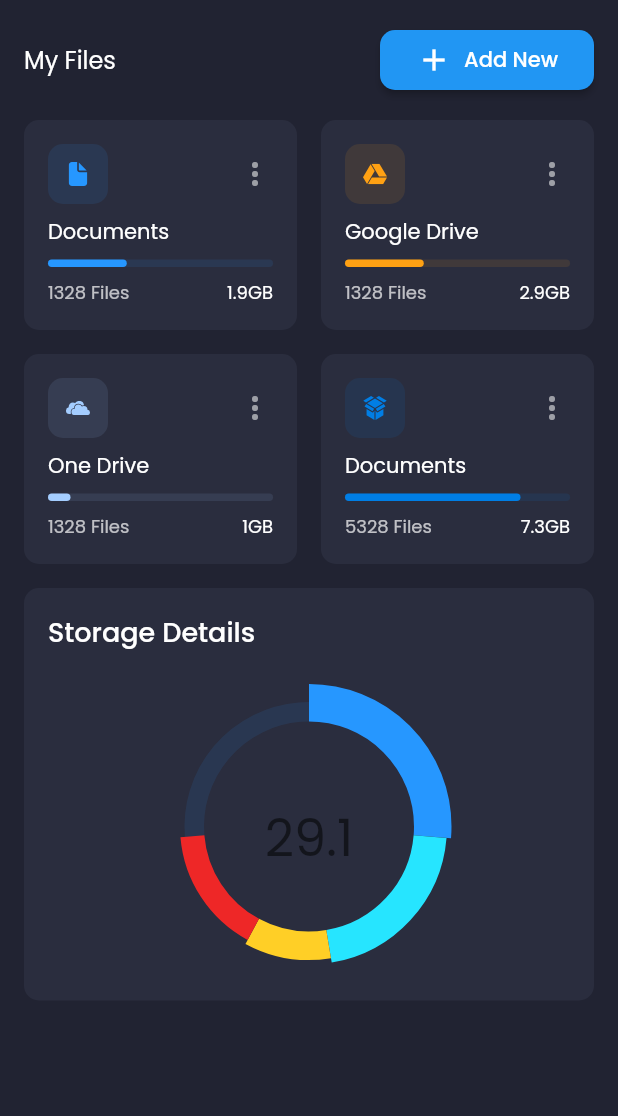
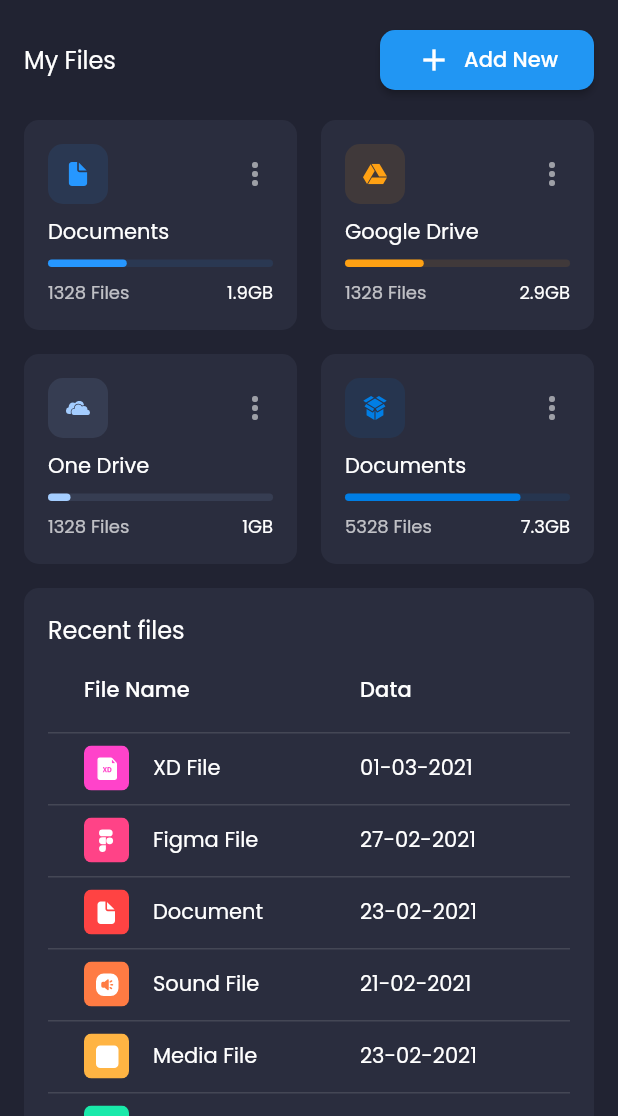
Before and after one commit to Kinoshita0623/flutter_responsive_practice, a Flutter app: the screen it shows after launch, on a phone screen of 412 x 824 dp, the part 120-1236 px from its top. Run offline on Flutter 3.47's test engine with Material 2 defaults, Android fonts, the phone set to English and light mode, and no system bars; drawn by our look-alikes of data_table_2, fl_chart; our stand-ins replace flutter_svg, google_fonts.

Commit message:
ファイル

```diff
--- /dev/null
+++ b/lib/components/recent_files.dart
@@ -0,0 +1,65 @@
+
+
+import 'package:data_table_2/data_table_2.dart';
+import 'package:flutter/cupertino.dart';
+import 'package:flutter/material.dart';
+import 'package:flutter_layout_practice/models/recent_file.dart';
+import 'package:flutter_svg/flutter_svg.dart';
+
+import '../constants.dart';
+
+class RecentFiles extends StatelessWidget {
+  @override
+  Widget build(BuildContext context) {
+    return Container(
+      padding: EdgeInsets.all(defaultPadding),
+      decoration: BoxDecoration(
+        color: secondaryColor,
+        borderRadius: const BorderRadius.all(Radius.circular(10))
+      ),
+      child: Column(
+        crossAxisAlignment: CrossAxisAlignment.start,
+        children: [
+          Text(
+            "Recent files",
+            style: Theme.of(context).textTheme.subtitle1
+          ),
+          SizedBox(
+            width: double.infinity,
+            child: DataTable2(
+              columnSpacing: defaultPadding,
+              minWidth: 600,
+              columns: [
+                DataColumn(label: Text('File Name')),
+                DataColumn(label: Text('Data')),
+                DataColumn(label: Text('Size'))
+              ],
+              rows: List.generate(fakeRecentFiles.length, (index){
+                final info = fakeRecentFiles[index];
+                return DataRow(cells: [
+                  DataCell(
+                    Row(
+                      children: [
+                        SvgPicture.asset(
+                          info.icon,
+                          height: 30,
+                          width: 30
+                        ),
+                        Padding(
+                          padding: const EdgeInsets.symmetric(horizontal: defaultPadding),
+                          child: Text(info.title),
+                        ),
+                      ],
+                    ),
+                  ),
+                  DataCell(Text(info.date)),
+                  DataCell(Text(info.size)),
+                ]);
+              }),
+            ),
+          )
+        ],
+      ),
+    );
+  }
+}
--- /dev/null
+++ b/lib/models/recent_file.dart
@@ -0,0 +1,54 @@
+
+class RecentFile {
+  final String icon;
+  final String title;
+  final String date;
+  final String size;
+  RecentFile({required this.icon, required this.title, required this.date, required this.size});
+}
+
+
+List fakeRecentFiles = [
+  RecentFile(
+    icon: "assets/icons/xd_file.svg",
+    title: "XD File",
+    date: "01-03-2021",
+    size: "3.5mb",
+  ),
+  RecentFile(
+    icon: "assets/icons/Figma_file.svg",
+    title: "Figma File",
+    date: "27-02-2021",
+    size: "19.0mb",
+  ),
+  RecentFile(
+    icon: "assets/icons/doc_file.svg",
+    title: "Document",
+    date: "23-02-2021",
+    size: "32.5mb",
+  ),
+  RecentFile(
+    icon: "assets/icons/sound_file.svg",
+    title: "Sound File",
+    date: "21-02-2021",
+    size: "3.5mb",
+  ),
+  RecentFile(
+    icon: "assets/icons/media_file.svg",
+    title: "Media File",
+    date: "23-02-2021",
+    size: "2.5gb",
+  ),
+  RecentFile(
+    icon: "assets/icons/pdf_file.svg",
+    title: "Sales PDF",
+    date: "25-02-2021",
+    size: "3.5mb",
+  ),
+  RecentFile(
+    icon: "assets/icons/excle_file.svg",
+    title: "Excel File",
+    date: "25-02-2021",
+    size: "34.5mb",
+  ),
+];
--- a/lib/screens/dashboard/dashboard_screen.dart
+++ b/lib/screens/dashboard/dashboard_screen.dart
@@ -2,6 +2,7 @@
 import 'package:flutter/cupertino.dart';
 import 'package:flutter/material.dart';
 import 'package:flutter_layout_practice/components/my_files.dart';
+import 'package:flutter_layout_practice/components/recent_files.dart';
 import 'package:flutter_layout_practice/components/storage_details.dart';
 import 'package:flutter_layout_practice/constants.dart';
 import 'package:flutter_layout_practice/responsive.dart';
@@ -36,6 +37,9 @@ class DashboardScreen extends StatelessWidget {
                     children: [
                       MyFiles(),
                       SizedBox(height: defaultPadding,),
+                      RecentFiles(),
+                      if(Responsive.isMobile(context))
+                        SizedBox(height: defaultPadding),
                       if(Responsive.isMobile(context))
                         StorageDetails()
                     ],
```
